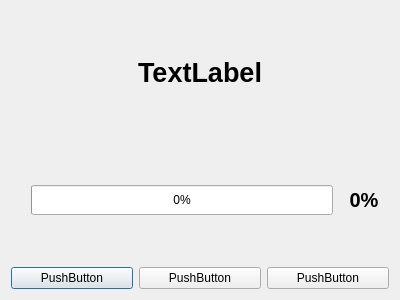
lyan1989/QTWS, file chat/tcpserver.ui: the form before one commit.
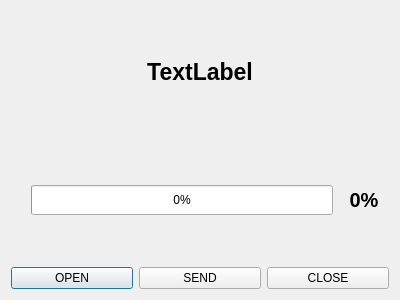
The form after the commit.

Commit message: add tcpclient and tcpserver

```diff
--- a/chat/tcpserver.ui
+++ b/chat/tcpserver.ui
@@ -18,7 +18,7 @@
     <widget class="QLabel" name="label">
      <property name="font">
       <font>
-       <pointsize>20</pointsize>
+       <pointsize>17</pointsize>
        <weight>75</weight>
        <bold>true</bold>
       </font>
@@ -110,21 +110,21 @@
      <item>
       <widget class="QPushButton" name="pushButton">
        <property name="text">
-        <string>PushButton</string>
+        <string>OPEN</string>
        </property>
       </widget>
      </item>
      <item>
       <widget class="QPushButton" name="pushButton_2">
        <property name="text">
-        <string>PushButton</string>
+        <string>SEND</string>
        </property>
       </widget>
      </item>
      <item>
       <widget class="QPushButton" name="pushButton_3">
        <property name="text">
-        <string>PushButton</string>
+        <string>CLOSE</string>
        </property>
       </widget>
      </item>
```
Left out of the diff: 11 changed lines with no effect on the pictures. The commit also changes 30 other files.
